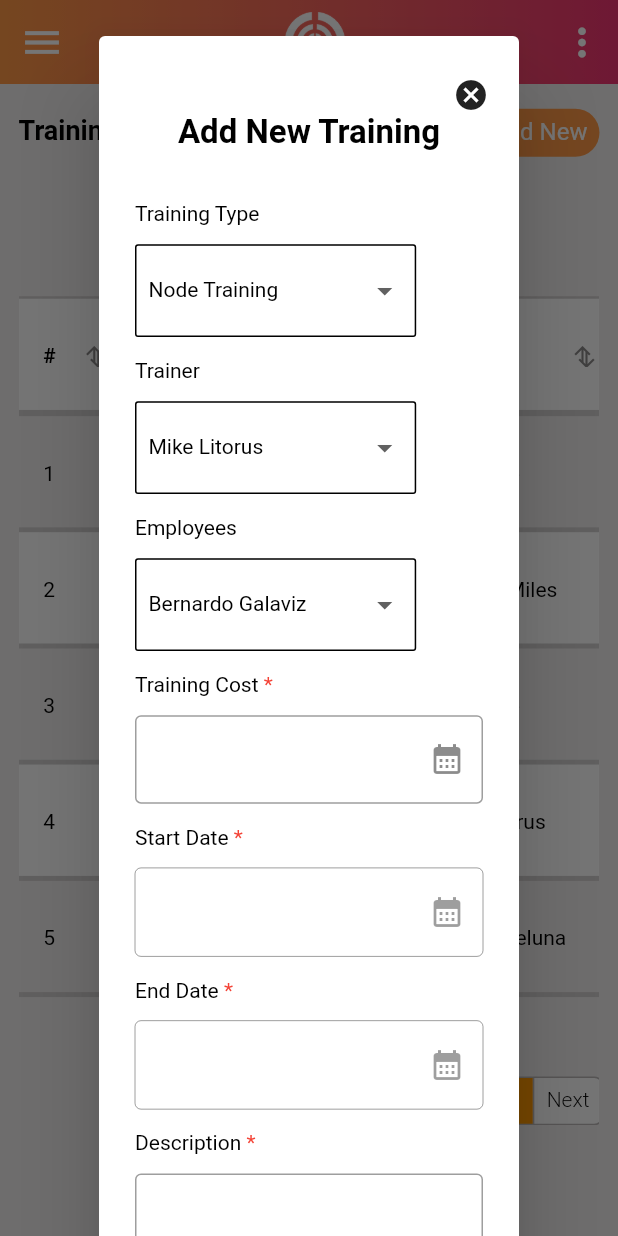
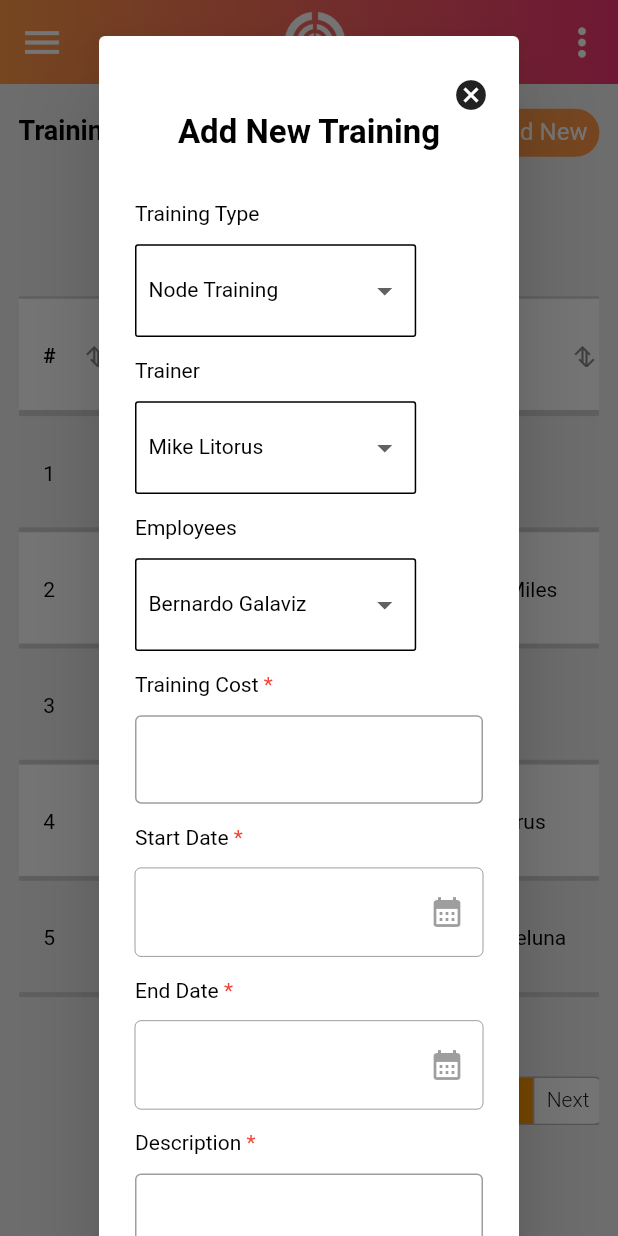
Before and after one commit to gaurav-chandani7/hrms_clone, a Flutter app: the TrainingList screen opened directly, after a tap on "Add New", on a phone screen of 412 x 824 dp. Run offline on Flutter 3.47's test engine with Material 2 defaults, Android fonts, the phone set to English and light mode, and no system bars; our stand-ins replace flutter_bloc, freezed_annotation, simple_animations, supercharged; missing offline and left inert: flutter_quill.

Commit message:
fix: training cost field has date icon

```diff
--- a/lib/hrms_clone/training/training_list/training_list.dart
+++ b/lib/hrms_clone/training/training_list/training_list.dart
@@ -307,9 +307,8 @@ class _TrainingListState extends State<TrainingList> {
                                       Spacing().verticalSpace(context, 0.015),
                                       const TextField(
                                         decoration: InputDecoration(
-                                            border: OutlineInputBorder(),
-                                            suffixIcon:
-                                                Icon(Icons.calendar_month)),
+                                          border: OutlineInputBorder(),
+                                        ),
                                       ),
                                       Spacing().verticalSpace(context, 0.02),
                                       Row(
```
